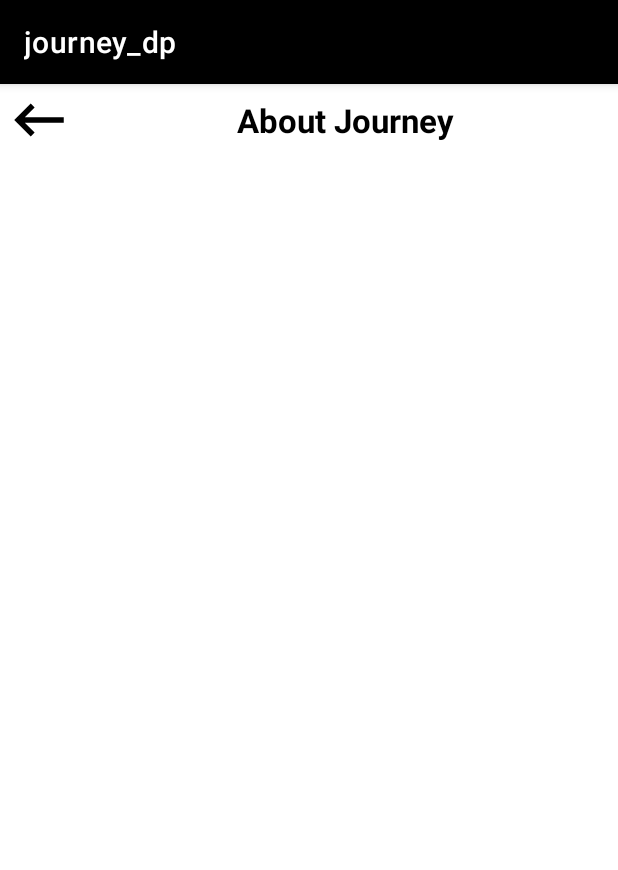
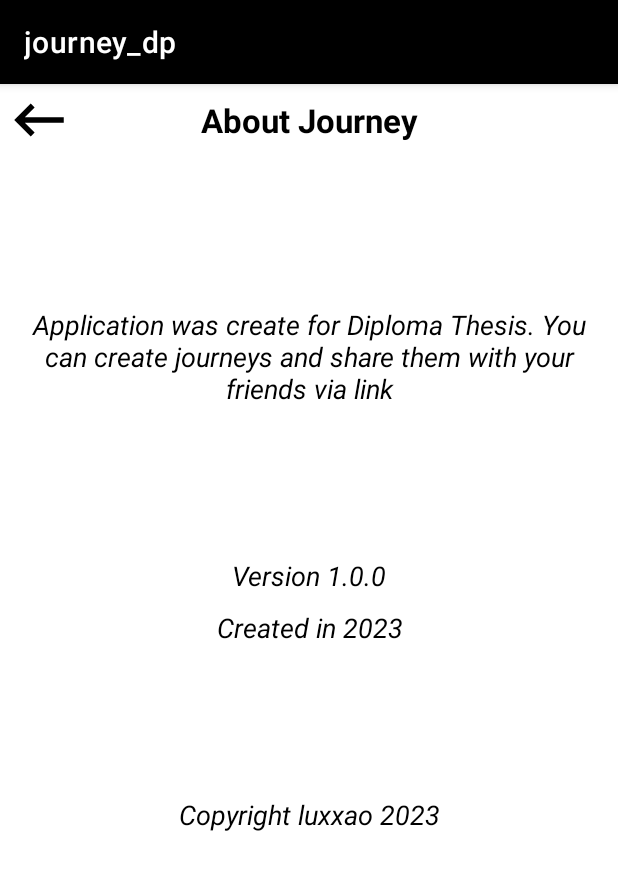
Before and after one commit to luxao/android_app, an Android app: the InfoFragment screen opened through its navigation route, on a phone screen of 412 x 824 dp. Shown: the top 870 px of the screen. Run offline under Robolectric (Android 15) with nearby library versions, the phone set to English and light mode, and no system bars; our stand-ins replace Firebase (no records; nobody signed in at launch, a user with empty details on screens opened directly), Room's generated code, data binding; pictures from the network do not load.

Commit message:
ADD text to info fragment

```diff
--- a/app/src/main/res/layout/fragment_info.xml
+++ b/app/src/main/res/layout/fragment_info.xml
@@ -2,13 +2,21 @@
 <layout
     xmlns:android="http://schemas.android.com/apk/res/android"
     xmlns:tools="http://schemas.android.com/tools"
+    xmlns:app="http://schemas.android.com/apk/res-auto"
     tools:context=".ui.fragments.journey.InfoFragment">
 
+    <androidx.constraintlayout.widget.ConstraintLayout
+        android:layout_width="match_parent"
+        android:layout_height="match_parent">
 
         <LinearLayout
             android:id="@+id/wrapper_of_about_app"
             android:layout_width="match_parent"
-        android:layout_height="wrap_content">
+            android:layout_height="wrap_content"
+            app:layout_constraintEnd_toEndOf="parent"
+            app:layout_constraintStart_toStartOf="parent"
+            app:layout_constraintTop_toTopOf="parent"
+            >
 
             <ImageView
                 android:id="@+id/back_to_profile"
@@ -21,14 +29,96 @@
                 android:id="@+id/about_app"
                 android:layout_width="match_parent"
                 android:layout_height="48dp"
+                android:layout_marginEnd="48dp"
                 android:gravity="center"
                 android:textStyle="bold"
                 android:textSize="22sp"
                 android:textColor="@color/black"
                 android:text="@string/about_journey" />
 
+        </LinearLayout>
+
+        <TextView
+            android:id="@+id/information_text"
+            android:layout_width="match_parent"
+            android:layout_height="wrap_content"
+            android:layout_marginTop="100dp"
+            android:gravity="center"
+            android:layout_marginStart="16dp"
+            android:layout_marginEnd="16dp"
+            android:textSize="18sp"
+            android:textStyle="italic"
+            android:textColor="@color/black"
+            android:text="@string/about_app"
+            app:layout_constraintEnd_toEndOf="parent"
+            app:layout_constraintHorizontal_bias="0.5"
+            app:layout_constraintStart_toStartOf="parent"
+            app:layout_constraintTop_toBottomOf="@+id/wrapper_of_about_app"
+            app:layout_constraintVertical_bias="0.0"
+            />
+
+        <TextView
+            android:id="@+id/version"
+            android:layout_width="match_parent"
+            android:layout_height="wrap_content"
+            android:layout_marginTop="100dp"
+            android:gravity="center"
+            android:layout_marginStart="16dp"
+            android:layout_marginEnd="16dp"
+            android:textSize="18sp"
+            android:textStyle="italic"
+            android:textColor="@color/black"
+            android:text="@string/version"
+            app:layout_constraintEnd_toEndOf="parent"
+            app:layout_constraintHorizontal_bias="0.5"
+            app:layout_constraintStart_toStartOf="parent"
+            app:layout_constraintTop_toBottomOf="@+id/information_text"
+            app:layout_constraintVertical_bias="0.0"
+            />
+
+        <TextView
+            android:id="@+id/created"
+            android:layout_width="match_parent"
+            android:layout_height="wrap_content"
+            android:layout_marginTop="10dp"
+            android:gravity="center"
+            android:layout_marginStart="16dp"
+            android:layout_marginEnd="16dp"
+            android:textSize="18sp"
+            android:textStyle="italic"
+            android:textColor="@color/black"
+            android:text="@string/created"
+            app:layout_constraintEnd_toEndOf="parent"
+            app:layout_constraintHorizontal_bias="0.5"
+            app:layout_constraintStart_toStartOf="parent"
+            app:layout_constraintTop_toBottomOf="@+id/version"
+            app:layout_constraintVertical_bias="0.0"
+            />
+
+        <TextView
+            android:id="@+id/copyright"
+            android:layout_width="match_parent"
+            android:layout_height="wrap_content"
+            android:layout_marginTop="100dp"
+            android:gravity="center"
+            android:layout_marginStart="16dp"
+            android:layout_marginEnd="16dp"
+            android:textSize="18sp"
+            android:textStyle="italic"
+            android:textColor="@color/black"
+            android:text="@string/copyright"
+            app:layout_constraintEnd_toEndOf="parent"
+            app:layout_constraintHorizontal_bias="0.5"
+            app:layout_constraintStart_toStartOf="parent"
+            app:layout_constraintTop_toBottomOf="@+id/created"
+            app:layout_constraintVertical_bias="0.0"
+            />
+
+    </androidx.constraintlayout.widget.ConstraintLayout>
 
 
-    </LinearLayout>
+
+
+
 
 </layout>
--- a/app/src/main/res/values/strings.xml
+++ b/app/src/main/res/values/strings.xml
@@ -95,11 +95,15 @@
     <string name="web_client_id">243740589989-skcc6ml25gdmg2kbosi3kas1d0dfk1ff.apps.googleusercontent.com</string>
     <string name="profile_item">profile item</string>
     <string name="information_from_wikipedia">information from wikipedia</string>
-    <!-- TODO: Remove or change this placeholder text -->
-    <string name="hello_blank_fragment">Hello blank fragment</string>
     <string name="about_journey">About Journey</string>
     <string name="about">about</string>
     <string name="back_to_profile">back to profile</string>
     <string name="place_image">place_image</string>
     <string name="find_user_location">Find user location</string>
+    <string name="about_app">Application was create for Diploma Thesis.
+        You can create journeys and share them with your friends via link</string>
+    <string name="version">Version 1.0.0</string>
+    <string name="created">Created in 2023</string>
+    <string name="copyright">Copyright luxxao 2023</string>
+
 </resources>
```
Also changed, not shown: app/src/main/java/com/example/journey_dp/ui/fragments/maps/PlanMapFragment.kt (+0 -8 lines). Lines whose indentation alone changed are shown as unchanged.
